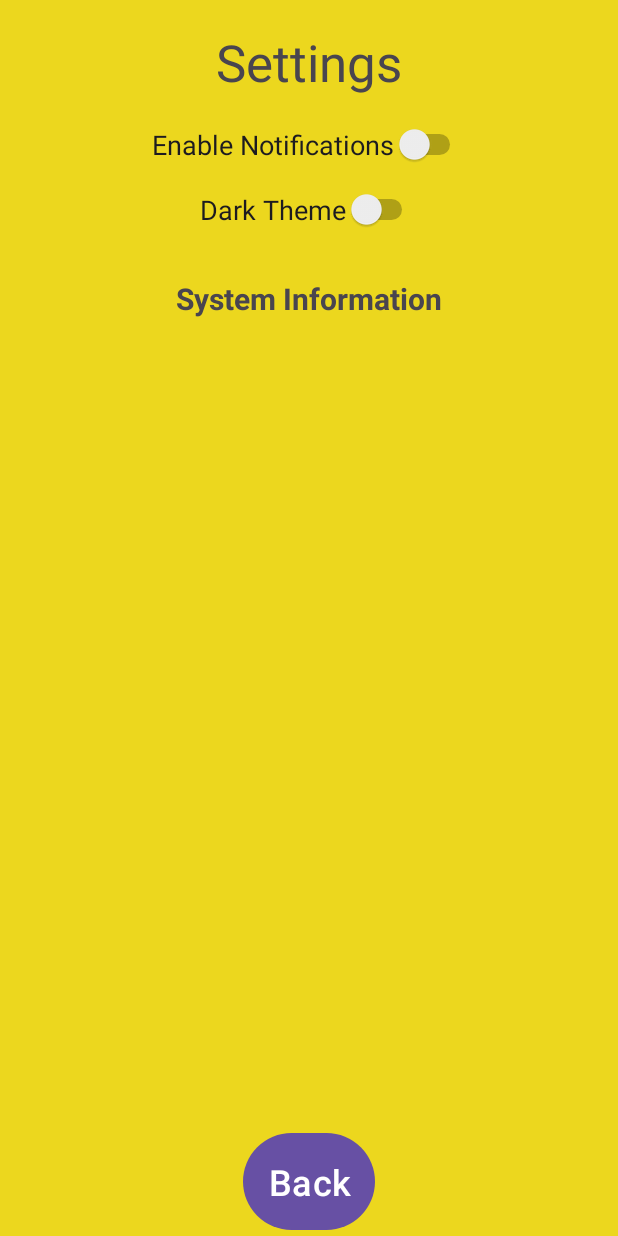
After one commit to nejc-k/GrocerEase, an Android app: the layout settings_layout.xml on its own in the app's theme, with its tools: preview values and no code run, on a phone screen of 412 x 824 dp. The commit adds this screen. Run offline under Robolectric (Android 15) with nearby library versions, the light colour scheme and no system bars.

Commit message:
Added settings
added dark mode toggle, added notifications toggle and system info

```diff
--- a/app/src/main/AndroidManifest.xml
+++ b/app/src/main/AndroidManifest.xml
@@ -55,6 +55,7 @@
         <activity android:name=".RegisterActivity" />
         <activity android:name=".ProfileActivity" />
         <activity android:name=".HomeActivity" />
+        <activity android:name=".SettingsActivity" />
 
     </application>
 
--- a/app/src/main/java/com/prvavaja/grocerease/HomeActivity.kt
+++ b/app/src/main/java/com/prvavaja/grocerease/HomeActivity.kt
@@ -43,5 +43,10 @@ class HomeActivity : AppCompatActivity() {
             val intent = Intent(this, MainActivity::class.java)
             startActivity(intent)
         }
+
+        binding.settingsButton.setOnClickListener {
+            val intent = Intent(this, SettingsActivity::class.java)
+            startActivity(intent)
+        }
     }
 }
--- /dev/null
+++ b/app/src/main/java/com/prvavaja/grocerease/SettingsActivity.kt
@@ -0,0 +1,42 @@
+package com.prvavaja.grocerease
+
+import android.content.Intent
+import android.os.Bundle
+import androidx.appcompat.app.AppCompatActivity
+import android.widget.Switch
+import android.widget.TextView
+import android.widget.Toast
+import android.view.View
+
+class SettingsActivity : AppCompatActivity() {
+
+    override fun onCreate(savedInstanceState: Bundle?) {
+        super.onCreate(savedInstanceState)
+        setContentView(R.layout.settings_layout)
+
+        val switchNotifications: Switch = findViewById(R.id.switch_notifications)
+        val systemInfoText: TextView = findViewById(R.id.system_info_text)
+
+        switchNotifications.setOnCheckedChangeListener { _, isChecked ->
+            Toast.makeText(this, "Notifications are " + (if (isChecked) "on" else "off"), Toast.LENGTH_SHORT).show()
+        }
+
+        // Display system information
+        systemInfoText.text = getSystemInfo()
+    }
+
+    private fun getSystemInfo(): String {
+        val apiLevel = android.os.Build.VERSION.SDK_INT.toString()
+        val device = android.os.Build.DEVICE ?: "N/A"
+        val model = android.os.Build.MODEL ?: "N/A"
+        val versionName = packageManager.getPackageInfo(packageName, 0).versionName
+
+        return "API Level: $apiLevel\nDevice: $device\nModel: $model\nApp Version: $versionName"
+    }
+
+    fun backOnClick(view: View) {
+        val intent = Intent(this, HomeActivity::class.java)
+        startActivity(intent)
+        finish()
+    }
+}
--- /dev/null
+++ b/app/src/main/res/layout/settings_layout.xml
@@ -0,0 +1,83 @@
+<?xml version="1.0" encoding="utf-8"?>
+<androidx.constraintlayout.widget.ConstraintLayout xmlns:android="http://schemas.android.com/apk/res/android"
+    xmlns:app="http://schemas.android.com/apk/res-auto"
+    xmlns:tools="http://schemas.android.com/tools"
+    android:layout_width="match_parent"
+    android:layout_height="match_parent"
+    android:background="@color/yellow"
+    tools:context=".SettingsActivity">
+
+    <androidx.constraintlayout.widget.Guideline
+        android:id="@+id/guideline"
+        android:layout_width="wrap_content"
+        android:layout_height="wrap_content"
+        android:orientation="horizontal"
+        app:layout_constraintGuide_percent="0.1" />
+
+    <TextView
+        android:id="@+id/titleTV"
+        android:layout_width="wrap_content"
+        android:layout_height="wrap_content"
+        android:text="Settings"
+        android:textAlignment="center"
+        android:textSize="34sp"
+        app:layout_constraintTop_toTopOf="parent"
+        app:layout_constraintBottom_toTopOf="@+id/guideline"
+        app:layout_constraintStart_toStartOf="parent"
+        app:layout_constraintEnd_toEndOf="parent" />
+
+    <Switch
+        android:id="@+id/switch_notifications"
+        android:layout_width="wrap_content"
+        android:layout_height="wrap_content"
+        android:text="Enable Notifications"
+        android:textSize="18sp"
+        app:layout_constraintTop_toBottomOf="@+id/guideline"
+        app:layout_constraintStart_toStartOf="parent"
+        app:layout_constraintEnd_toEndOf="parent" />
+
+    <Switch
+        android:id="@+id/switch_theme"
+        android:layout_width="wrap_content"
+        android:layout_height="wrap_content"
+        android:text="Dark Theme"
+        android:textSize="18sp"
+        app:layout_constraintTop_toBottomOf="@+id/switch_notifications"
+        app:layout_constraintStart_toStartOf="parent"
+        app:layout_constraintEnd_toEndOf="parent"
+        android:layout_marginTop="16dp" />
+
+    <TextView
+        android:id="@+id/system_info_title"
+        android:layout_width="wrap_content"
+        android:layout_height="wrap_content"
+        android:text="System Information"
+        android:textStyle="bold"
+        android:textSize="20sp"
+        app:layout_constraintTop_toBottomOf="@id/switch_theme"
+        app:layout_constraintStart_toStartOf="parent"
+        app:layout_constraintEnd_toEndOf="parent"
+        android:layout_marginTop="32dp" />
+
+    <TextView
+        android:id="@+id/system_info_text"
+        android:layout_width="wrap_content"
+        android:layout_height="wrap_content"
+        android:textSize="18sp"
+        app:layout_constraintTop_toBottomOf="@id/system_info_title"
+        app:layout_constraintStart_toStartOf="parent"
+        app:layout_constraintEnd_toEndOf="parent"
+        android:layout_marginTop="8dp" />
+
+    <Button
+        android:id="@+id/backBTN"
+        android:layout_width="wrap_content"
+        android:layout_height="wrap_content"
+        android:text="Back"
+        android:textSize="24sp"
+        android:padding="16dp"
+        android:onClick="backOnClick"
+        app:layout_constraintBottom_toBottomOf="parent"
+        app:layout_constraintStart_toStartOf="parent"
+        app:layout_constraintEnd_toEndOf="parent" />
+</androidx.constraintlayout.widget.ConstraintLayout>
```
